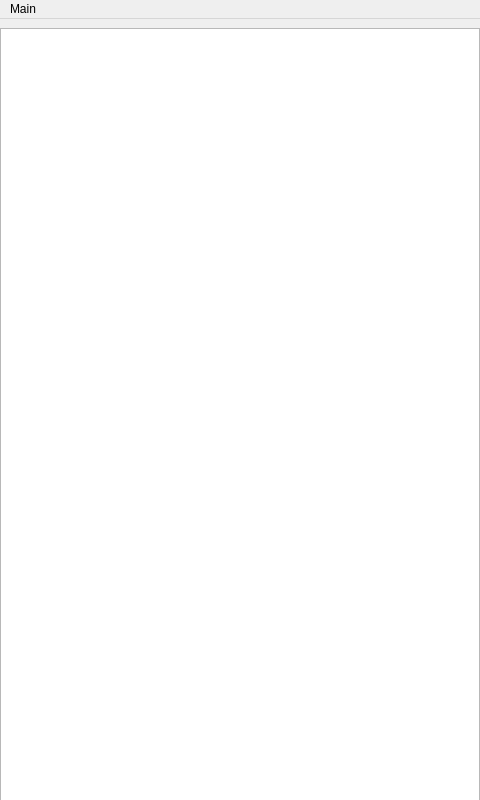
Old version of the form src/miniature.ui in the repository mikhas/miniature.
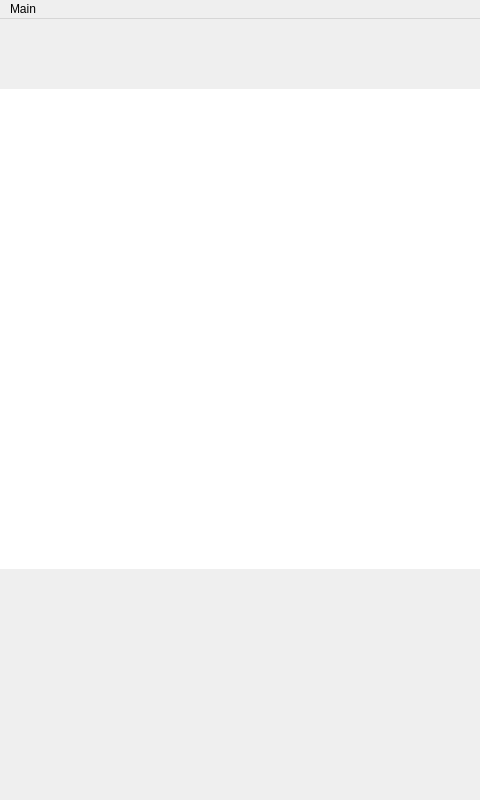
New version of the form. Custom widgets are drawn as their Qt base class.

Commit message:
Made MBoardView a proper view, using its own scene graph
* src/board_view.[h|cc]: This class morphed into a QGraphicsView, making it
usable even from inside the Qt Designer.

* src/game.[h|cc]: Moved the UI parts away, mostly into src/miniature.ui.

* src/miniature.[h|cc|ui]: Adapted to new UI for main window (made with Qt
Designer).

```diff
--- a/src/miniature.ui
+++ b/src/miniature.ui
@@ -30,14 +30,422 @@
     <property name="spacing">
      <number>0</number>
     </property>
-    <property name="leftMargin">
+    <property name="margin">
      <number>0</number>
     </property>
     <property name="rightMargin">
      <number>0</number>
     </property>
     <item>
-     <widget class="QGraphicsView" name="scene_view"/>
+     <widget class="QWidget" name="player_box" native="true">
+      <property name="sizePolicy">
+       <sizepolicy hsizetype="Expanding" vsizetype="Maximum">
+        <horstretch>0</horstretch>
+        <verstretch>0</verstretch>
+       </sizepolicy>
+      </property>
+      <property name="minimumSize">
+       <size>
+        <width>0</width>
+        <height>70</height>
+       </size>
+      </property>
+      <widget class="QWidget" name="verticalLayoutWidget">
+       <property name="geometry">
+        <rect>
+         <x>0</x>
+         <y>0</y>
+         <width>482</width>
+         <height>71</height>
+        </rect>
+       </property>
+       <layout class="QVBoxLayout" name="player_box_layout">
+        <property name="spacing">
+         <number>0</number>
+        </property>
+        <item>
+         <widget class="QWidget" name="player_names" native="true">
+          <property name="sizePolicy">
+           <sizepolicy hsizetype="Preferred" vsizetype="Maximum">
+            <horstretch>0</horstretch>
+            <verstretch>0</verstretch>
+           </sizepolicy>
+          </property>
+          <property name="minimumSize">
+           <size>
+            <width>480</width>
+            <height>20</height>
+           </size>
+          </property>
+          <widget class="QWidget" name="horizontalLayoutWidget">
+           <property name="geometry">
+            <rect>
+             <x>0</x>
+             <y>0</y>
+             <width>482</width>
+             <height>22</height>
+            </rect>
+           </property>
+           <layout class="QHBoxLayout" name="player_names_layout">
+            <property name="spacing">
+             <number>0</number>
+            </property>
+            <property name="sizeConstraint">
+             <enum>QLayout::SetMinAndMaxSize</enum>
+            </property>
+            <item>
+             <widget class="QLabel" name="white_name">
+              <property name="minimumSize">
+               <size>
+                <width>240</width>
+                <height>0</height>
+               </size>
+              </property>
+              <property name="maximumSize">
+               <size>
+                <width>16777215</width>
+                <height>20</height>
+               </size>
+              </property>
+              <property name="font">
+               <font>
+                <pointsize>12</pointsize>
+               </font>
+              </property>
+              <property name="lineWidth">
+               <number>0</number>
+              </property>
+              <property name="text">
+               <string>&lt;name of white player&gt;</string>
+              </property>
+              <property name="indent">
+               <number>10</number>
+              </property>
+             </widget>
+            </item>
+            <item>
+             <widget class="QLabel" name="black_name">
+              <property name="minimumSize">
+               <size>
+                <width>240</width>
+                <height>0</height>
+               </size>
+              </property>
+              <property name="maximumSize">
+               <size>
+                <width>16777215</width>
+                <height>20</height>
+               </size>
+              </property>
+              <property name="font">
+               <font>
+                <pointsize>12</pointsize>
+               </font>
+              </property>
+              <property name="lineWidth">
+               <number>0</number>
+              </property>
+              <property name="text">
+               <string>&lt;name of black player&gt;</string>
+              </property>
+              <property name="alignment">
+               <set>Qt::AlignRight|Qt::AlignTrailing|Qt::AlignVCenter</set>
+              </property>
+              <property name="indent">
+               <number>10</number>
+              </property>
+             </widget>
+            </item>
+           </layout>
+          </widget>
+         </widget>
+        </item>
+        <item>
+         <widget class="QWidget" name="player_info" native="true">
+          <property name="minimumSize">
+           <size>
+            <width>0</width>
+            <height>30</height>
+           </size>
+          </property>
+          <widget class="QWidget" name="horizontalLayoutWidget_2">
+           <property name="geometry">
+            <rect>
+             <x>0</x>
+             <y>-1</y>
+             <width>481</width>
+             <height>51</height>
+            </rect>
+           </property>
+           <layout class="QHBoxLayout" name="player_info_layout">
+            <property name="sizeConstraint">
+             <enum>QLayout::SetMinAndMaxSize</enum>
+            </property>
+            <item>
+             <widget class="QWidget" name="white_info" native="true">
+              <property name="sizePolicy">
+               <sizepolicy hsizetype="Maximum" vsizetype="Preferred">
+                <horstretch>0</horstretch>
+                <verstretch>0</verstretch>
+               </sizepolicy>
+              </property>
+              <property name="minimumSize">
+               <size>
+                <width>120</width>
+                <height>0</height>
+               </size>
+              </property>
+              <property name="maximumSize">
+               <size>
+                <width>120</width>
+                <height>16777215</height>
+               </size>
+              </property>
+              <widget class="QWidget" name="verticalLayoutWidget_2">
+               <property name="geometry">
+                <rect>
+                 <x>-1</x>
+                 <y>-1</y>
+                 <width>121</width>
+                 <height>51</height>
+                </rect>
+               </property>
+               <layout class="QVBoxLayout" name="white_info_layout">
+                <item>
+                 <widget class="QLabel" name="white_rating">
+                  <property name="lineWidth">
+                   <number>0</number>
+                  </property>
+                  <property name="text">
+                   <string>&lt;rating&gt;</string>
+                  </property>
+                  <property name="indent">
+                   <number>10</number>
+                  </property>
+                 </widget>
+                </item>
+                <item>
+                 <widget class="QLabel" name="white_turn">
+                  <property name="lineWidth">
+                   <number>0</number>
+                  </property>
+                  <property name="text">
+                   <string>&lt;turn&gt;</string>
+                  </property>
+                  <property name="indent">
+                   <number>10</number>
+                  </property>
+                 </widget>
+                </item>
+                <item>
+                 <spacer name="verticalSpacer">
+                  <property name="orientation">
+                   <enum>Qt::Vertical</enum>
+                  </property>
+                  <property name="sizeHint" stdset="0">
+                   <size>
+                    <width>20</width>
+                    <height>40</height>
+                   </size>
+                  </property>
+                 </spacer>
+                </item>
+               </layout>
+              </widget>
+             </widget>
+            </item>
+            <item>
+             <widget class="QWidget" name="clock" native="true">
+              <property name="sizePolicy">
+               <sizepolicy hsizetype="Expanding" vsizetype="Preferred">
+                <horstretch>0</horstretch>
+                <verstretch>0</verstretch>
+               </sizepolicy>
+              </property>
+              <property name="maximumSize">
+               <size>
+                <width>16777215</width>
+                <height>16777215</height>
+               </size>
+              </property>
+             </widget>
+            </item>
+            <item>
+             <widget class="QWidget" name="black_info" native="true">
+              <property name="sizePolicy">
+               <sizepolicy hsizetype="Maximum" vsizetype="Preferred">
+                <horstretch>0</horstretch>
+                <verstretch>0</verstretch>
+               </sizepolicy>
+              </property>
+              <property name="minimumSize">
+               <size>
+                <width>120</width>
+                <height>0</height>
+               </size>
+              </property>
+              <property name="maximumSize">
+               <size>
+                <width>120</width>
+                <height>16777215</height>
+               </size>
+              </property>
+              <widget class="QWidget" name="verticalLayoutWidget_3">
+               <property name="geometry">
+                <rect>
+                 <x>0</x>
+                 <y>0</y>
+                 <width>121</width>
+                 <height>51</height>
+                </rect>
+               </property>
+               <layout class="QVBoxLayout" name="black_info_layout">
+                <item>
+                 <widget class="QLabel" name="black_rating">
+                  <property name="font">
+                   <font>
+                    <pointsize>10</pointsize>
+                   </font>
+                  </property>
+                  <property name="lineWidth">
+                   <number>0</number>
+                  </property>
+                  <property name="text">
+                   <string>&lt;rating&gt;</string>
+                  </property>
+                  <property name="alignment">
+                   <set>Qt::AlignRight|Qt::AlignTrailing|Qt::AlignVCenter</set>
+                  </property>
+                  <property name="indent">
+                   <number>10</number>
+                  </property>
+                 </widget>
+                </item>
+                <item>
+                 <widget class="QLabel" name="black_turn">
+                  <property name="lineWidth">
+                   <number>0</number>
+                  </property>
+                  <property name="text">
+                   <string>&lt;turn&gt;</string>
+                  </property>
+                  <property name="alignment">
+                   <set>Qt::AlignRight|Qt::AlignTrailing|Qt::AlignVCenter</set>
+                  </property>
+                  <property name="indent">
+                   <number>10</number>
+                  </property>
+                 </widget>
+                </item>
+                <item>
+                 <spacer name="verticalSpacer_2">
+                  <property name="orientation">
+                   <enum>Qt::Vertical</enum>
+                  </property>
+                  <property name="sizeHint" stdset="0">
+                   <size>
+                    <width>20</width>
+                    <height>40</height>
+                   </size>
+                  </property>
+                 </spacer>
+                </item>
+               </layout>
+              </widget>
+             </widget>
+            </item>
+           </layout>
+          </widget>
+         </widget>
+        </item>
+       </layout>
+      </widget>
+     </widget>
+    </item>
+    <item>
+     <widget class="Miniature::MBoardView" name="board_view">
+      <property name="sizePolicy">
+       <sizepolicy hsizetype="Preferred" vsizetype="Preferred">
+        <horstretch>0</horstretch>
+        <verstretch>0</verstretch>
+       </sizepolicy>
+      </property>
+      <property name="minimumSize">
+       <size>
+        <width>480</width>
+        <height>480</height>
+       </size>
+      </property>
+      <property name="frameShape">
+       <enum>QFrame::NoFrame</enum>
+      </property>
+      <property name="lineWidth">
+       <number>0</number>
+      </property>
+      <property name="verticalScrollBarPolicy">
+       <enum>Qt::ScrollBarAlwaysOff</enum>
+      </property>
+      <property name="horizontalScrollBarPolicy">
+       <enum>Qt::ScrollBarAlwaysOff</enum>
+      </property>
+     </widget>
+    </item>
+    <item>
+     <widget class="QWidget" name="info_box" native="true">
+      <property name="sizePolicy">
+       <sizepolicy hsizetype="Expanding" vsizetype="Expanding">
+        <horstretch>0</horstretch>
+        <verstretch>0</verstretch>
+       </sizepolicy>
+      </property>
+      <property name="minimumSize">
+       <size>
+        <width>0</width>
+        <height>100</height>
+       </size>
+      </property>
+      <widget class="QWidget" name="verticalLayoutWidget_4">
+       <property name="geometry">
+        <rect>
+         <x>0</x>
+         <y>0</y>
+         <width>481</width>
+         <height>201</height>
+        </rect>
+       </property>
+       <layout class="QVBoxLayout" name="info_box_layout">
+        <property name="topMargin">
+         <number>9</number>
+        </property>
+        <item>
+         <widget class="QLabel" name="last_move">
+          <property name="text">
+           <string>&lt;last move&gt;</string>
+          </property>
+          <property name="alignment">
+           <set>Qt::AlignRight|Qt::AlignTrailing|Qt::AlignVCenter</set>
+          </property>
+          <property name="indent">
+           <number>10</number>
+          </property>
+         </widget>
+        </item>
+        <item>
+         <spacer name="verticalSpacer_3">
+          <property name="orientation">
+           <enum>Qt::Vertical</enum>
+          </property>
+          <property name="sizeHint" stdset="0">
+           <size>
+            <width>20</width>
+            <height>40</height>
+           </size>
+          </property>
+         </spacer>
+        </item>
+       </layout>
+      </widget>
+     </widget>
     </item>
    </layout>
   </widget>
@@ -85,6 +493,16 @@
    </property>
   </action>
  </widget>
+ <customwidgets>
+  <customwidget>
+   <class>Miniature::MBoardView</class>
+   <extends>QGraphicsView</extends>
+   <header>src/board_view.h</header>
+  </customwidget>
+ </customwidgets>
+ <tabstops>
+  <tabstop>board_view</tabstop>
+ </tabstops>
  <resources/>
  <connections/>
 </ui>
```
Left out of the diff: 3 changed lines with no effect on the pictures. The commit also changes 6 other files.
